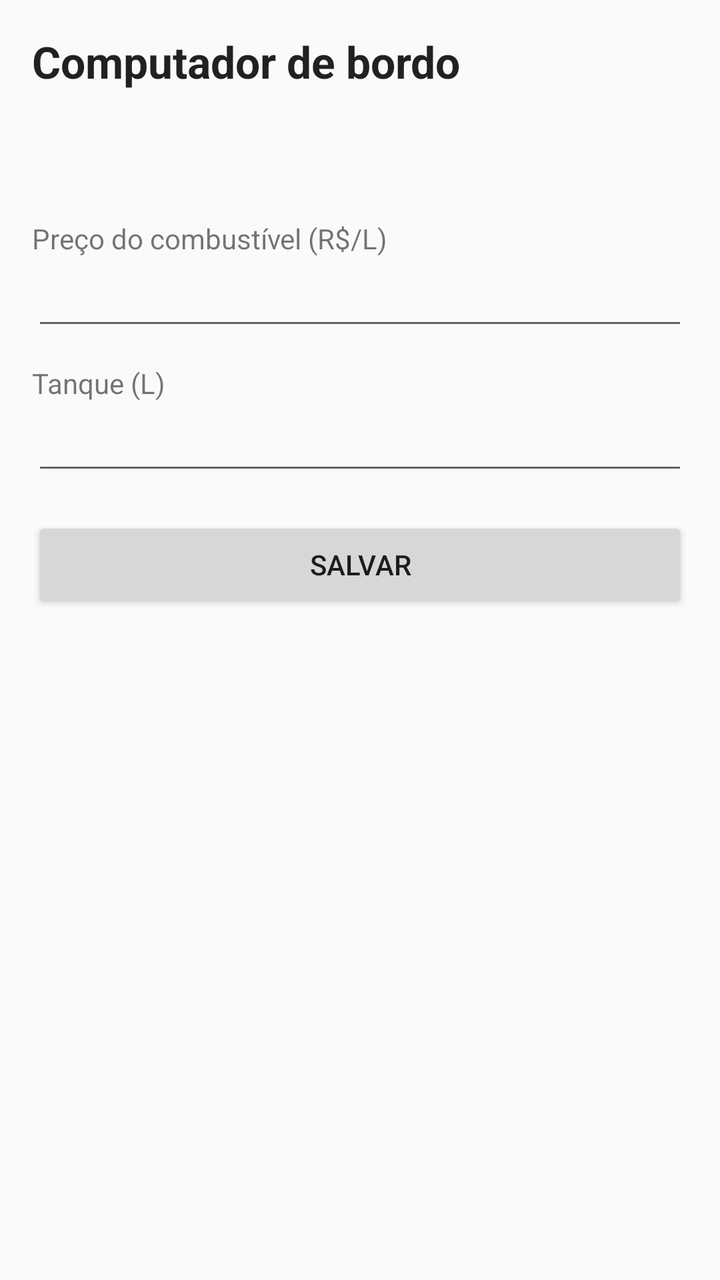
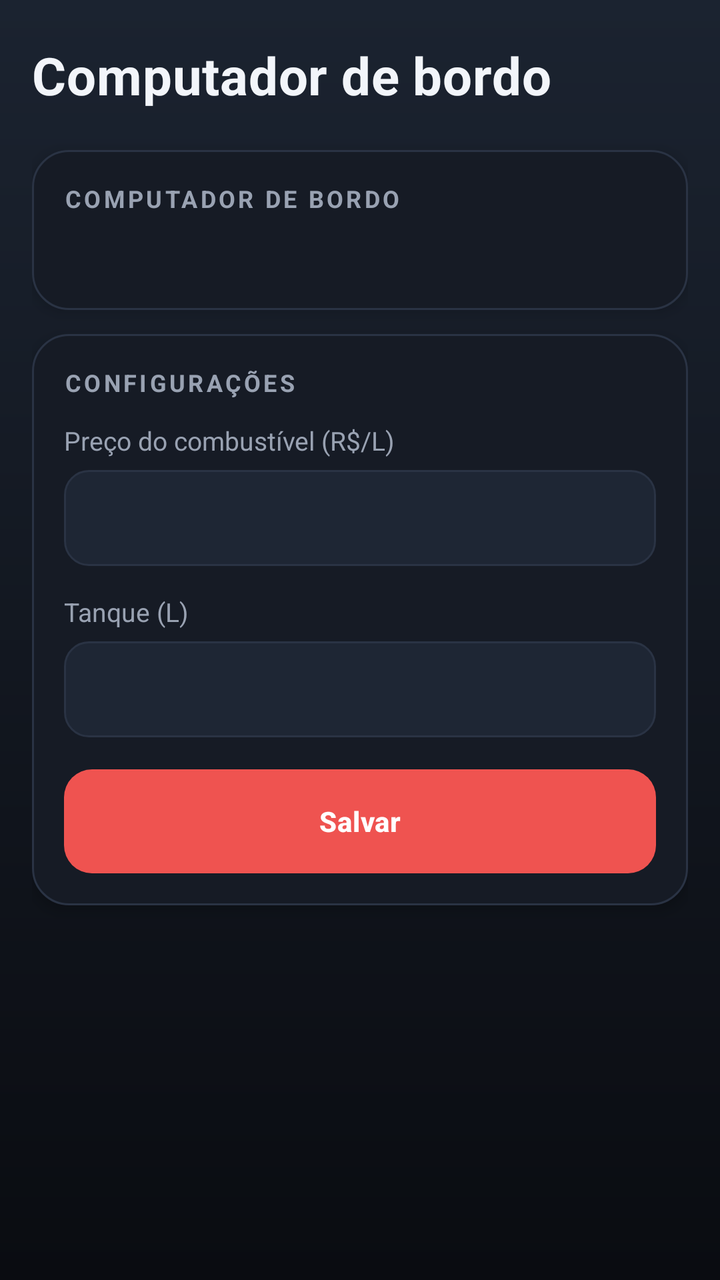

The first picture is an Android layout as it rendered before a commit; the second is the same layout after the commit. The layout source and the unified diff follow.
<!-- AndroidManifest.xml: application theme AppTheme -->
<!-- res/layout/activity_trip.xml -->
<?xml version="1.0" encoding="utf-8"?>
<ScrollView xmlns:android="http://schemas.android.com/apk/res/android"
    android:layout_width="match_parent"
    android:layout_height="match_parent"
    android:fitsSystemWindows="true"
    android:padding="16dp">

    <LinearLayout
        android:layout_width="match_parent"
        android:layout_height="wrap_content"
        android:orientation="vertical">

        <TextView
            android:layout_width="wrap_content"
            android:layout_height="wrap_content"
            android:text="@string/trip_title"
            android:textAppearance="?android:attr/textAppearanceLarge"
            android:textStyle="bold" />

        <TextView
            android:id="@+id/trip_summary"
            android:layout_width="match_parent"
            android:layout_height="wrap_content"
            android:layout_marginTop="16dp"
            android:lineSpacingMultiplier="1.4"
            android:textAppearance="?android:attr/textAppearanceMedium" />

        <TextView
            android:layout_width="match_parent"
            android:layout_height="wrap_content"
            android:layout_marginTop="24dp"
            android:text="@string/trip_fuel_price"
            android:textAppearance="?android:attr/textAppearanceSmall" />

        <EditText
            android:id="@+id/fuel_price"
            android:layout_width="match_parent"
            android:layout_height="wrap_content"
            android:inputType="numberDecimal"
            android:autofillHints="" />

        <TextView
            android:layout_width="match_parent"
            android:layout_height="wrap_content"
            android:layout_marginTop="12dp"
            android:text="@string/trip_tank"
            android:textAppearance="?android:attr/textAppearanceSmall" />

        <EditText
            android:id="@+id/tank_liters"
            android:layout_width="match_parent"
            android:layout_height="wrap_content"
            android:inputType="numberDecimal"
            android:autofillHints="" />

        <Button
            android:id="@+id/save_trip"
            android:layout_width="match_parent"
            android:layout_height="wrap_content"
            android:layout_marginTop="16dp"
            android:text="@string/trip_save" />
    </LinearLayout>
</ScrollView>
<!-- resources referenced by this layout -->
<resources>
  <style name="AppTheme" parent="@android:style/Theme.Material.Light.NoActionBar">
          <item name="android:colorPrimary">#B71C1C</item>
          <item name="android:colorAccent">#D32F2F</item>
          <item name="android:statusBarColor">#7F0000</item>
      </style>
  <!-- unchanged entries left out for length: 4 -->
</resources>

<!-- the commit's change to res/layout/activity_trip.xml (unified diff, before → after) -->
@@ -2,62 +2,99 @@
 <ScrollView xmlns:android="http://schemas.android.com/apk/res/android"
     android:layout_width="match_parent"
     android:layout_height="match_parent"
+    android:fillViewport="true"
     android:fitsSystemWindows="true"
-    android:padding="16dp">
+    android:scrollbars="none">
 
     <LinearLayout
+        style="@style/Screen"
         android:layout_width="match_parent"
         android:layout_height="wrap_content"
         android:orientation="vertical">
 
         <TextView
+            style="@style/Title"
             android:layout_width="wrap_content"
             android:layout_height="wrap_content"
-            android:text="@string/trip_title"
-            android:textAppearance="?android:attr/textAppearanceLarge"
-            android:textStyle="bold" />
+            android:text="@string/trip_title" />
 
-        <TextView
-            android:id="@+id/trip_summary"
+        <LinearLayout
+            style="@style/Card"
             android:layout_width="match_parent"
             android:layout_height="wrap_content"
-            android:layout_marginTop="16dp"
-            android:lineSpacingMultiplier="1.4"
-            android:textAppearance="?android:attr/textAppearanceMedium" />
+            android:layout_marginTop="20dp">
 
-        <TextView
+            <TextView
+                style="@style/SectionLabel"
+                android:layout_width="wrap_content"
+                android:layout_height="wrap_content"
+                android:text="@string/trip_title" />
+
+            <TextView
+                android:id="@+id/trip_summary"
+                android:layout_width="match_parent"
+                android:layout_height="wrap_content"
+                android:layout_marginTop="10dp"
+                android:lineSpacingMultiplier="1.6"
+                android:textColor="@color/text_primary"
+                android:textSize="16sp" />
+        </LinearLayout>
+
+        <LinearLayout
+            style="@style/Card"
             android:layout_width="match_parent"
             android:layout_height="wrap_content"
-            android:layout_marginTop="24dp"
-            android:text="@string/trip_fuel_price"
-            android:textAppearance="?android:attr/textAppearanceSmall" />
+            android:layout_marginTop="12dp">
 
-        <EditText
-            android:id="@+id/fuel_price"
-            android:layout_width="match_parent"
-            android:layout_height="wrap_content"
-            android:inputType="numberDecimal"
-            android:autofillHints="" />
+            <TextView
+                style="@style/SectionLabel"
+                android:layout_width="wrap_content"
+                android:layout_height="wrap_content"
+                android:text="@string/trip_settings" />
 
-        <TextView
-            android:layout_width="match_parent"
-            android:layout_height="wrap_content"
-            android:layout_marginTop="12dp"
-            android:text="@string/trip_tank"
-            android:textAppearance="?android:attr/textAppearanceSmall" />
+            <TextView
+                android:layout_width="match_parent"
+                android:layout_height="wrap_content"
+                android:layout_marginTop="12dp"
+                android:text="@string/trip_fuel_price"
+                android:textColor="@color/text_secondary"
+                android:textSize="13sp" />
 
-        <EditText
-            android:id="@+id/tank_liters"
-            android:layout_width="match_parent"
-            android:layout_height="wrap_content"
-            android:inputType="numberDecimal"
-            android:autofillHints="" />
+            <EditText
+                android:id="@+id/fuel_price"
+                style="@style/Field"
+                android:layout_width="match_parent"
+                android:layout_height="wrap_content"
+                android:layout_marginTop="6dp"
+                android:autofillHints=""
+                android:inputType="numberDecimal"
+                android:textColor="@color/text_primary" />
 
-        <Button
-            android:id="@+id/save_trip"
-            android:layout_width="match_parent"
-            android:layout_height="wrap_content"
-            android:layout_marginTop="16dp"
-            android:text="@string/trip_save" />
+            <TextView
+                android:layout_width="match_parent"
+                android:layout_height="wrap_content"
+                android:layout_marginTop="14dp"
+                android:text="@string/trip_tank"
+                android:textColor="@color/text_secondary"
+                android:textSize="13sp" />
+
+            <EditText
+                android:id="@+id/tank_liters"
+                style="@style/Field"
+                android:layout_width="match_parent"
+                android:layout_height="wrap_content"
+                android:layout_marginTop="6dp"
+                android:autofillHints=""
+                android:inputType="numberDecimal"
+                android:textColor="@color/text_primary" />
+
+            <Button
+                android:id="@+id/save_trip"
+                style="@style/Button.Primary"
+                android:layout_width="match_parent"
+                android:layout_height="wrap_content"
+                android:layout_marginTop="16dp"
+                android:text="@string/trip_save" />
+        </LinearLayout>
     </LinearLayout>
 </ScrollView>
<!-- resource entries referenced after the edit -->
@@ -1,10 +1,119 @@
 <!-- resources referenced by this layout -->
 <resources>
-  <style name="AppTheme" parent="@android:style/Theme.Material.Light.NoActionBar">
-          <item name="android:colorPrimary">#B71C1C</item>
-          <item name="android:colorAccent">#D32F2F</item>
-          <item name="android:statusBarColor">#7F0000</item>
+  <color name="text_primary">#F2F5FA</color>
+  <color name="text_secondary">#99A2B2</color>
+  <string name="trip_settings">Configurações</string>
+  <style name="Button.Primary" parent="@android:style/Widget.Material.Button">
+          <item name="android:background">@drawable/btn_primary</item>
+          <item name="android:textColor">#FFFFFF</item>
+          <item name="android:textStyle">bold</item>
+          <item name="android:textAllCaps">false</item>
+          <item name="android:letterSpacing">0.02</item>
+          <item name="android:minHeight">52dp</item>
+          <item name="android:stateListAnimator">@null</item>
+          <item name="android:elevation">0dp</item>
       </style>
+  <style name="Card">
+          <item name="android:background">@drawable/card_bg</item>
+          <item name="android:padding">16dp</item>
+          <item name="android:elevation">4dp</item>
+          <item name="android:orientation">vertical</item>
+      </style>
+  <style name="Field">
+          <item name="android:background">@drawable/field_bg</item>
+          <item name="android:minHeight">48dp</item>
+          <item name="android:paddingStart">14dp</item>
+          <item name="android:paddingEnd">14dp</item>
+          <item name="android:popupBackground">@color/surface_elevated</item>
+      </style>
+  <style name="Screen">
+          <item name="android:paddingStart">16dp</item>
+          <item name="android:paddingEnd">16dp</item>
+          <item name="android:paddingTop">20dp</item>
+          <item name="android:paddingBottom">16dp</item>
+      </style>
+  <style name="SectionLabel">
+          <item name="android:textColor">@color/text_secondary</item>
+          <item name="android:textSize">12sp</item>
+          <item name="android:textStyle">bold</item>
+          <item name="android:letterSpacing">0.12</item>
+          <item name="android:textAllCaps">true</item>
+      </style>
+  <style name="Title">
+          <item name="android:textColor">@color/text_primary</item>
+          <item name="android:textSize">26sp</item>
+          <item name="android:textStyle">bold</item>
+          <item name="android:letterSpacing">0.01</item>
+      </style>
+  <style name="AppTheme" parent="@android:style/Theme.Material.NoActionBar">
+          <item name="android:colorPrimary">@color/accent</item>
+          <item name="android:colorAccent">@color/accent</item>
+          <item name="android:colorBackground">@color/bg_bottom</item>
+          <item name="android:windowBackground">@drawable/window_bg</item>
+          <item name="android:statusBarColor">@color/bg_top</item>
+          <item name="android:navigationBarColor">@color/bg_bottom</item>
+          <item name="android:textColorPrimary">@color/text_primary</item>
+          <item name="android:textColorSecondary">@color/text_secondary</item>
+          <item name="android:textColorHint">@color/text_muted</item>
+      </style>
+  <!-- drawable btn_primary (drawable) -->
+  <?xml version="1.0" encoding="utf-8"?>
+  <ripple xmlns:android="http://schemas.android.com/apk/res/android"
+      android:color="#33FFFFFF">
+      <item>
+          <selector>
+              <item android:state_enabled="false">
+                  <shape android:shape="rectangle">
+                      <solid android:color="@color/stroke" />
+                      <corners android:radius="14dp" />
+                  </shape>
+              </item>
+              <item>
+                  <shape android:shape="rectangle">
+                      <solid android:color="@color/accent" />
+                      <corners android:radius="14dp" />
+                  </shape>
+              </item>
+          </selector>
+      </item>
+  </ripple>
+  <!-- drawable card_bg (drawable) -->
+  <?xml version="1.0" encoding="utf-8"?>
+  <shape xmlns:android="http://schemas.android.com/apk/res/android"
+      android:shape="rectangle">
+      <solid android:color="@color/surface" />
+      <corners android:radius="18dp" />
+      <stroke
+          android:width="1dp"
+          android:color="@color/stroke" />
+  </shape>
+  <!-- drawable field_bg (drawable) -->
+  <?xml version="1.0" encoding="utf-8"?>
+  <shape xmlns:android="http://schemas.android.com/apk/res/android"
+      android:shape="rectangle">
+      <solid android:color="@color/surface_elevated" />
+      <corners android:radius="12dp" />
+      <stroke
+          android:width="1dp"
+          android:color="@color/stroke" />
+  </shape>
+  <color name="surface_elevated">#1E2634</color>
+  <color name="accent">#EF5350</color>
+  <color name="bg_bottom">#0A0C11</color>
+  <!-- drawable window_bg (drawable) -->
+  <?xml version="1.0" encoding="utf-8"?>
+  <shape xmlns:android="http://schemas.android.com/apk/res/android"
+      android:shape="rectangle">
+      <gradient
+          android:angle="270"
+          android:startColor="@color/bg_top"
+          android:endColor="@color/bg_bottom"
+          android:type="linear" />
+  </shape>
+  <color name="bg_top">#1B2330</color>
+  <color name="text_muted">#5E6778</color>
+  <color name="stroke">#2A3344</color>
+  <color name="surface">#161B25</color>
   <!-- unchanged entries left out for length: 4 -->
 </resources>
 
